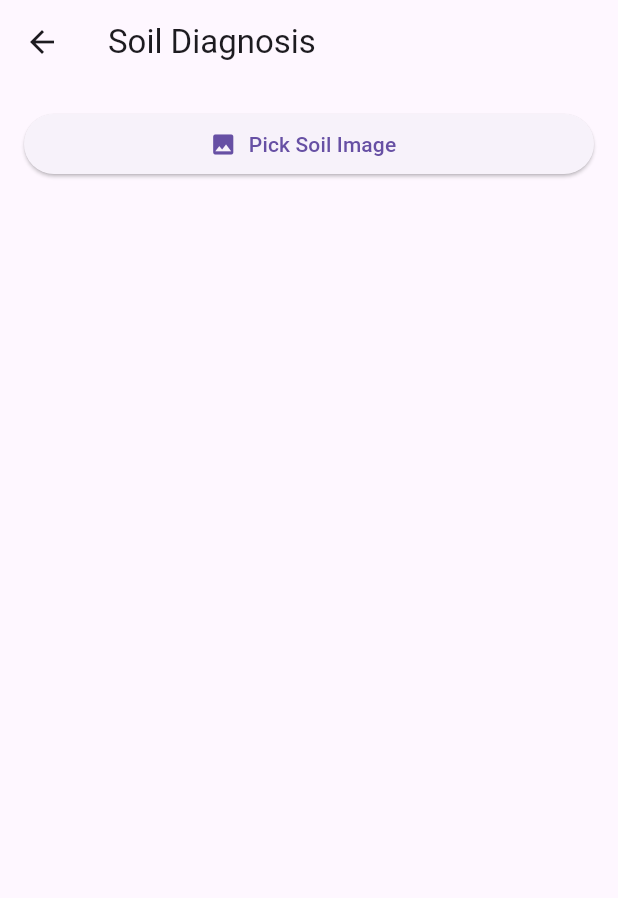
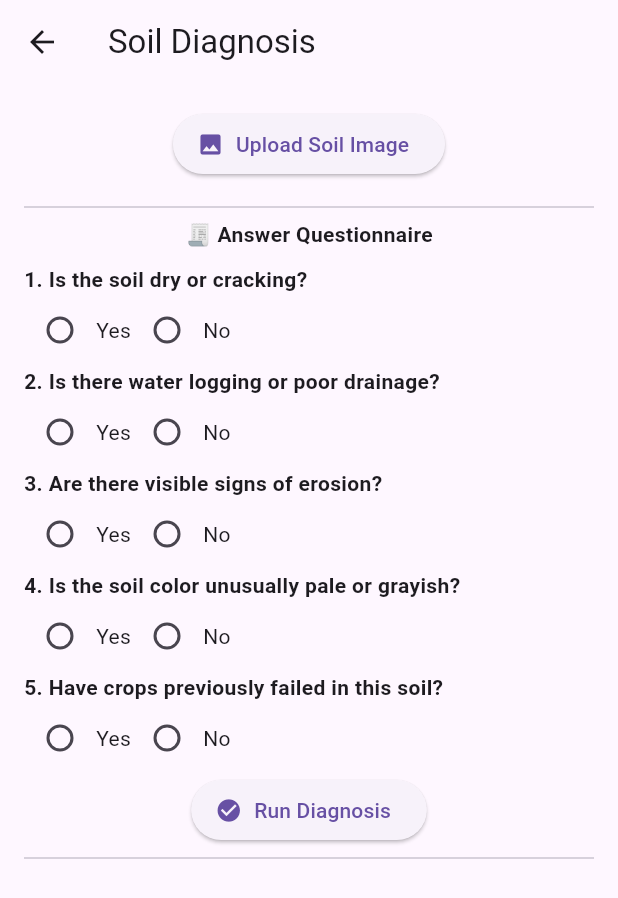
Before and after one commit to smwaingeni-ai/AgriX-AfricaDeepTech2025, a Flutter app: the SoilScreen screen opened by its route, on a phone screen of 412 x 824 dp. Shown: the top 898 px of the screen. Run offline on Flutter 3.47's test engine with Material 3 defaults, Android fonts, the phone set to English and light mode, and no system bars; our stand-ins replace image_picker, share_plus; missing offline and left inert: tflite.

Commit message:
Update soil_screen.dart

```diff
--- a/mobile-app/lib/screens/soil_screen.dart
+++ b/mobile-app/lib/screens/soil_screen.dart
@@ -1,9 +1,9 @@
 import 'dart:io';
+import 'dart:convert';
 import 'package:flutter/material.dart';
 import 'package:image_picker/image_picker.dart';
+import 'package:path_provider/path_provider.dart';
 import 'package:share_plus/share_plus.dart';
-import 'package:path_provider/path_provider.dart';
-import 'dart:convert';
 
 class SoilScreen extends StatefulWidget {
   const SoilScreen({super.key});
@@ -17,15 +17,43 @@ class _SoilScreenState extends State<SoilScreen> {
   String? _description;
   final TextEditingController _noteController = TextEditingController();
 
+  final Map<String, String?> _answers = {};
+  final List<String> _questions = [
+    '1. Is the soil dry or cracking?',
+    '2. Is there water logging or poor drainage?',
+    '3. Are there visible signs of erosion?',
+    '4. Is the soil color unusually pale or grayish?',
+    '5. Have crops previously failed in this soil?',
+  ];
+
+  // === IMAGE-BASED ===
   Future<void> _pickImage() async {
     final picker = ImagePicker();
     final picked = await picker.pickImage(source: ImageSource.gallery);
     if (picked != null) {
       setState(() {
         _image = File(picked.path);
-        _description = "Soil likely shows signs of nutrient deficiency (Simulated)";
+        _description = "🧪 Based on image: Soil likely shows signs of nutrient deficiency (simulated)";
       });
     }
+  }
+
+  // === QUESTIONNAIRE-BASED ===
+  void _submitDiagnosis() {
+    final allAnswered = _answers.length == _questions.length && !_answers.containsValue(null);
+    if (!allAnswered) {
+      ScaffoldMessenger.of(context).showSnackBar(
+        const SnackBar(content: Text('⚠️ Please answer all questions before submitting.')),
+      );
+      return;
+    }
+
+    final issues = _answers.values.where((a) => a == 'Yes').length;
+    final result = issues >= 3
+        ? '⚠️ Questionnaire: Soil health issues detected. Improve drainage, add compost, test pH.'
+        : '✅ Questionnaire: Soil appears suitable for planting. Conduct a lab test to confirm.';
+
+    setState(() => _description = result);
   }
 
   Future<void> _saveEntry() async {
@@ -48,7 +76,7 @@ class _SoilScreenState extends State<SoilScreen> {
     await file.writeAsString(json.encode(logs));
 
     ScaffoldMessenger.of(context).showSnackBar(
-      const SnackBar(content: Text('✅ Entry saved')),
+      const SnackBar(content: Text('✅ Entry saved to soil_log.json')),
     );
   }
 
@@ -58,33 +86,67 @@ class _SoilScreenState extends State<SoilScreen> {
     }
   }
 
+  Widget _buildQuestion(String question) {
+    return Column(
+      crossAxisAlignment: CrossAxisAlignment.start,
+      children: [
+        Text(question, style: const TextStyle(fontWeight: FontWeight.bold)),
+        Row(
+          children: [
+            Radio<String>(
+              value: 'Yes',
+              groupValue: _answers[question],
+              onChanged: (val) => setState(() => _answers[question] = val),
+            ),
+            const Text('Yes'),
+            Radio<String>(
+              value: 'No',
+              groupValue: _answers[question],
+              onChanged: (val) => setState(() => _answers[question] = val),
+            ),
+            const Text('No'),
+          ],
+        ),
+      ],
+    );
+  }
+
   @override
   Widget build(BuildContext context) {
     return Scaffold(
       appBar: AppBar(title: const Text('Soil Diagnosis')),
-      body: Padding(
+      body: SingleChildScrollView(
         padding: const EdgeInsets.all(16),
-        child: ListView(
+        child: Column(
           children: [
             ElevatedButton.icon(
               icon: const Icon(Icons.photo),
-              label: const Text('Pick Soil Image'),
+              label: const Text('Upload Soil Image'),
               onPressed: _pickImage,
             ),
-            const SizedBox(height: 16),
+            const SizedBox(height: 10),
             if (_image != null) Image.file(_image!, height: 180),
+            const Divider(),
+            const Text('🧾 Answer Questionnaire', style: TextStyle(fontWeight: FontWeight.bold)),
+            const SizedBox(height: 10),
+            ..._questions.map(_buildQuestion).toList(),
+            ElevatedButton.icon(
+              icon: const Icon(Icons.check_circle),
+              label: const Text('Run Diagnosis'),
+              onPressed: _submitDiagnosis,
+            ),
+            const Divider(),
             if (_description != null) ...[
-              const SizedBox(height: 16),
               Text(_description!, style: const TextStyle(fontSize: 16)),
-              const SizedBox(height: 16),
+              const SizedBox(height: 12),
               TextField(
                 controller: _noteController,
                 decoration: const InputDecoration(labelText: 'Add Notes (Optional)'),
               ),
-              const SizedBox(height: 16),
+              const SizedBox(height: 12),
               ElevatedButton.icon(
                 icon: const Icon(Icons.save),
-                label: const Text('Save'),
+                label: const Text('Save Result'),
                 onPressed: _saveEntry,
               ),
               const SizedBox(height: 8),
@@ -95,7 +157,7 @@ class _SoilScreenState extends State<SoilScreen> {
               ),
               const SizedBox(height: 8),
               ElevatedButton.icon(
-                icon: const Icon(Icons.send),
+                icon: const Icon(Icons.support_agent),
                 label: const Text('Escalate to AgriX'),
                 onPressed: () {
                   ScaffoldMessenger.of(context).showSnackBar(
```
